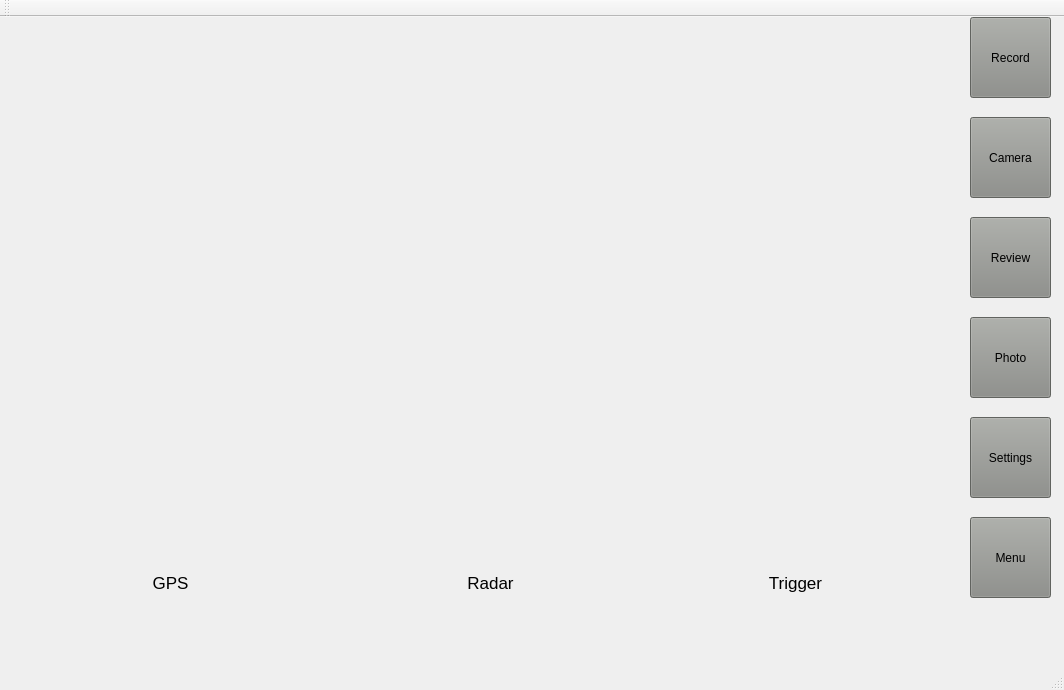
First picture: the form in mainwindow.ui, repository georgezgsun/QtPlayer, before the edit.
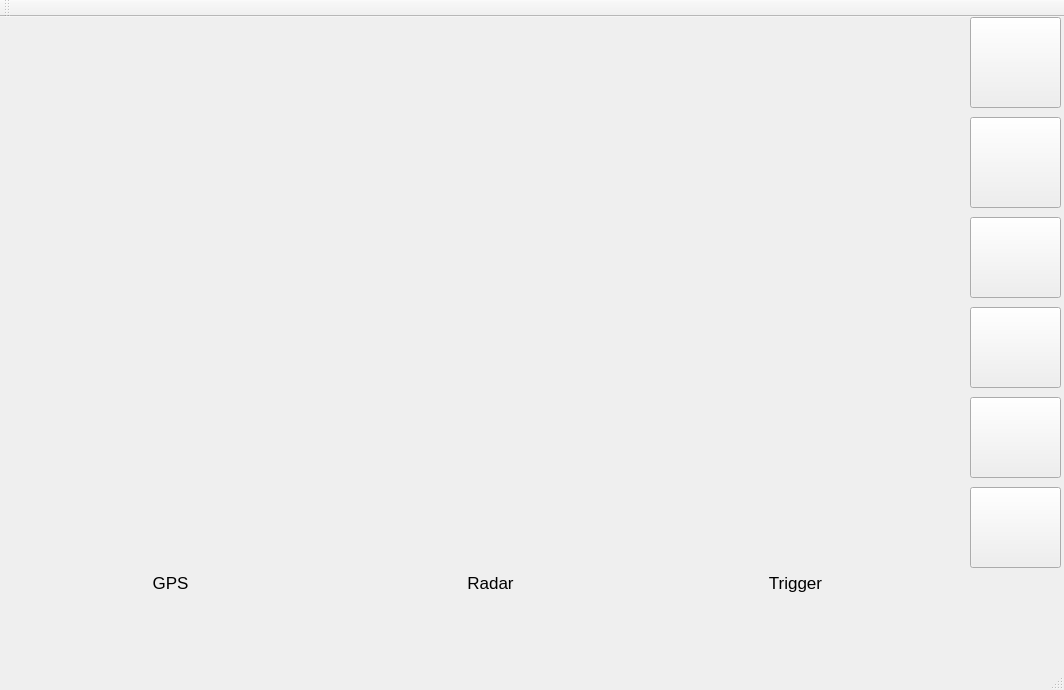
Second picture: the form after the edit. Icons and pictures are not drawn.

Diff of the .ui file:
```diff
--- a/mainwindow.ui
+++ b/mainwindow.ui
@@ -85,15 +85,12 @@
      <rect>
       <x>970</x>
       <y>0</y>
-      <width>81</width>
-      <height>81</height>
+      <width>91</width>
+      <height>91</height>
      </rect>
     </property>
     <property name="styleSheet">
-     <string notr="true">background-color: rgb(136, 138, 133);</string>
-    </property>
-    <property name="text">
-     <string>Record</string>
+     <string notr="true">border-image: url(:/Record-94x94.png);</string>
     </property>
    </widget>
    <widget class="QPushButton" name="Camera">
@@ -101,18 +98,15 @@
      <rect>
       <x>970</x>
       <y>100</y>
-      <width>81</width>
-      <height>81</height>
+      <width>91</width>
+      <height>91</height>
      </rect>
     </property>
     <property name="autoFillBackground">
      <bool>false</bool>
     </property>
     <property name="styleSheet">
-     <string notr="true">background-color: rgb(136, 138, 133);</string>
-    </property>
-    <property name="text">
-     <string>Camera</string>
+     <string notr="true">border-image: url(:/SwitchCamera-94x94.png);</string>
     </property>
    </widget>
    <widget class="QPushButton" name="Review">
@@ -120,63 +114,51 @@
      <rect>
       <x>970</x>
       <y>200</y>
-      <width>81</width>
+      <width>91</width>
       <height>81</height>
      </rect>
     </property>
     <property name="styleSheet">
-     <string notr="true">background-color: rgb(136, 138, 133);</string>
-    </property>
-    <property name="text">
-     <string>Review</string>
+     <string notr="true">border-image: url(:/Playback-94x94.png);</string>
     </property>
    </widget>
    <widget class="QPushButton" name="Photo">
     <property name="geometry">
      <rect>
       <x>970</x>
-      <y>300</y>
-      <width>81</width>
+      <y>290</y>
+      <width>91</width>
       <height>81</height>
      </rect>
     </property>
     <property name="styleSheet">
-     <string notr="true">background-color: rgb(136, 138, 133);</string>
-    </property>
-    <property name="text">
-     <string>Photo</string>
+     <string notr="true">border-image: url(:/Photo-94x94.png);</string>
     </property>
    </widget>
    <widget class="QPushButton" name="Settings">
     <property name="geometry">
      <rect>
       <x>970</x>
-      <y>400</y>
-      <width>81</width>
+      <y>380</y>
+      <width>91</width>
       <height>81</height>
      </rect>
     </property>
     <property name="styleSheet">
-     <string notr="true">background-color: rgb(136, 138, 133);</string>
-    </property>
-    <property name="text">
-     <string>Settings</string>
+     <string notr="true">border-image: url(:/Settings-94x94.png);</string>
     </property>
    </widget>
    <widget class="QPushButton" name="Menu">
     <property name="geometry">
      <rect>
       <x>970</x>
-      <y>500</y>
-      <width>81</width>
+      <y>470</y>
+      <width>91</width>
       <height>81</height>
      </rect>
     </property>
     <property name="styleSheet">
-     <string notr="true">background-color: rgb(136, 138, 133);</string>
-    </property>
-    <property name="text">
-     <string>Menu</string>
+     <string notr="true">border-image: url(:/Info-94x94.png);</string>
     </property>
    </widget>
   </widget>
```
